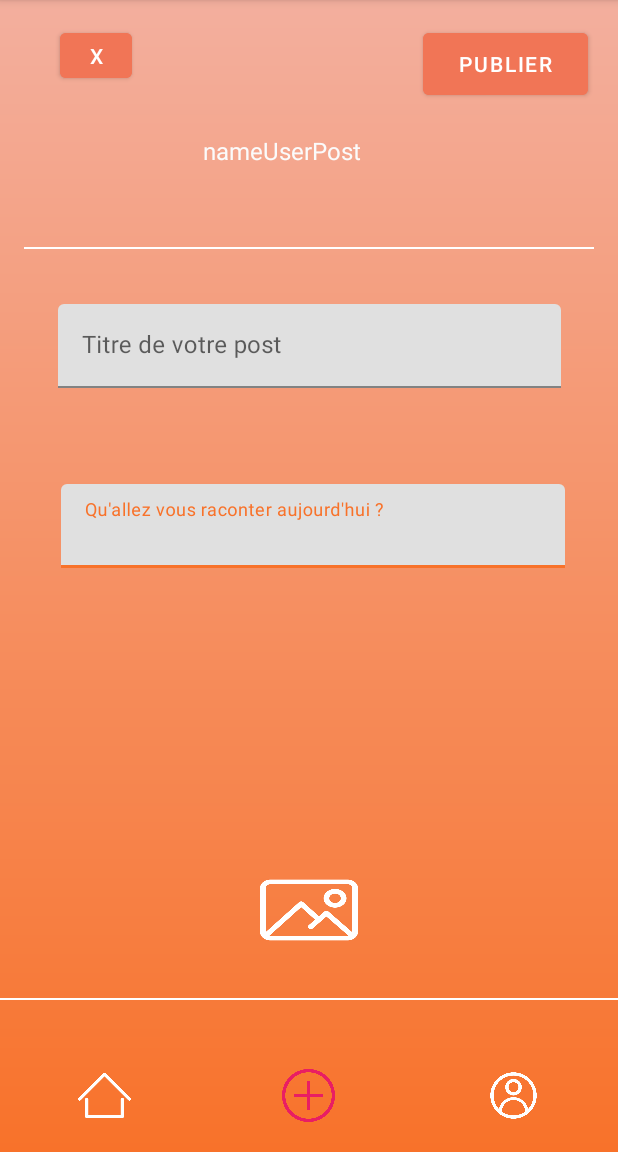
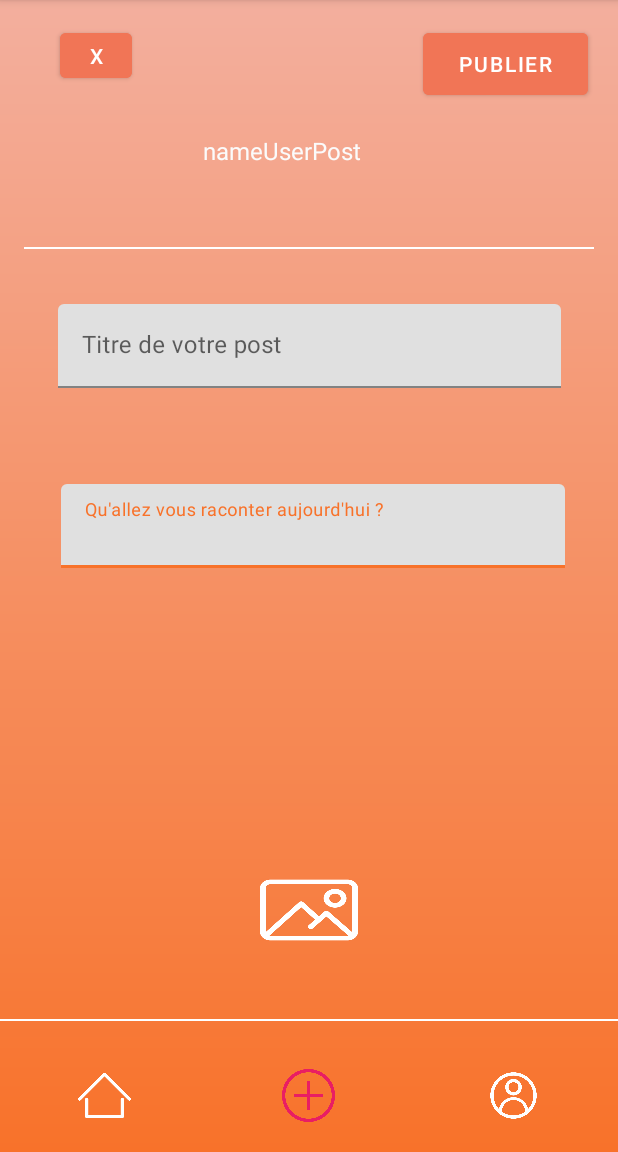
Before and after one commit to Francois238/IsenSocialNetwork, an Android app: the CreatePostActivity screen opened directly, with no data from a screen before it, on a phone screen of 412 x 824 dp, the part 84-1236 px from its top. Run offline under Robolectric (Android 15) with nearby library versions, the phone set to English and light mode, and no system bars; our stand-ins replace Firebase (no records; nobody signed in at launch, a user with empty details on screens opened directly), Picasso.

Commit message:
Barre de navigation v5

```diff
--- a/app/src/main/res/layout/activity_create_post.xml
+++ b/app/src/main/res/layout/activity_create_post.xml
@@ -177,10 +177,10 @@
         android:id="@+id/view2"
         android:layout_width="match_parent"
         android:layout_height="1dp"
-        android:layout_marginTop="32dp"
+        android:layout_marginBottom="32dp"
         android:background="@color/white"
-        app:layout_constraintTop_toBottomOf="@+id/imagePicturePost"
-        tools:layout_editor_absoluteX="16dp" />
+        app:layout_constraintBottom_toTopOf="@+id/newPost3"
+        tools:layout_editor_absoluteX="0dp" />
 
 
 </androidx.constraintlayout.widget.ConstraintLayout>
--- a/app/src/main/res/layout/activity_profile.xml
+++ b/app/src/main/res/layout/activity_profile.xml
@@ -13,13 +13,13 @@
         android:layout_width="match_parent"
         android:layout_height="1dp"
         android:layout_marginStart="16dp"
-        android:layout_marginTop="108dp"
         android:layout_marginEnd="16dp"
+        android:layout_marginBottom="32dp"
         android:background="@color/white"
+        app:layout_constraintBottom_toTopOf="@+id/post"
         app:layout_constraintEnd_toEndOf="parent"
         app:layout_constraintHorizontal_bias="0.0"
-        app:layout_constraintStart_toStartOf="parent"
-        app:layout_constraintTop_toBottomOf="@+id/yourPostsList" />
+        app:layout_constraintStart_toStartOf="parent" />
 
     <ImageView
         android:id="@+id/profile2"
--- a/app/src/main/res/layout/activity_wall.xml
+++ b/app/src/main/res/layout/activity_wall.xml
@@ -13,11 +13,12 @@
         android:layout_height="1dp"
         android:layout_marginStart="16dp"
         android:layout_marginEnd="16dp"
+        android:layout_marginBottom="32dp"
         android:background="@color/white"
+        app:layout_constraintBottom_toTopOf="@+id/goNewPost"
         app:layout_constraintEnd_toEndOf="parent"
         app:layout_constraintHorizontal_bias="0.0"
-        app:layout_constraintStart_toStartOf="parent"
-        tools:layout_editor_absoluteY="649dp" />
+        app:layout_constraintStart_toStartOf="parent" />
 
     <androidx.recyclerview.widget.RecyclerView
         android:id="@+id/listePost"
```
